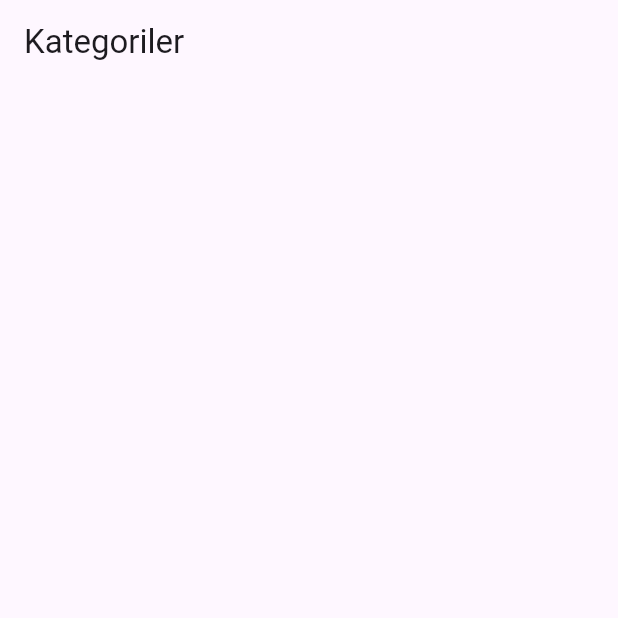
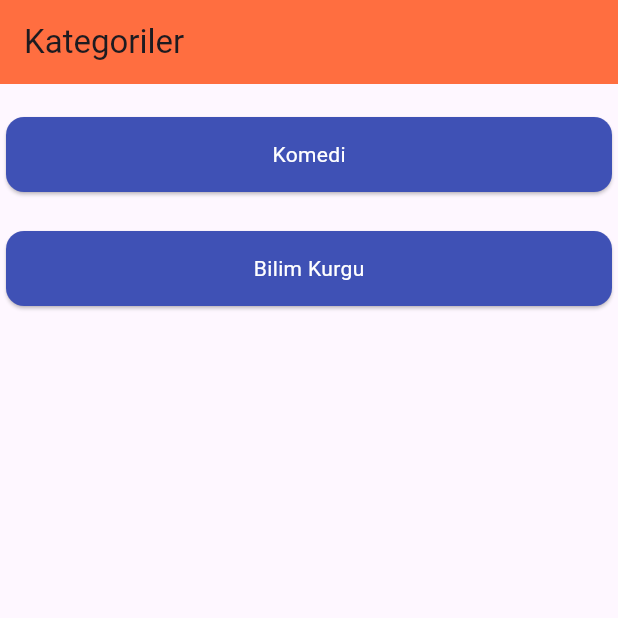
Before and after one commit to GurbetKasbas/SQlite_filmler_uygulamasi, a Flutter app: the screen it shows after launch, on a phone screen of 412 x 824 dp, the top half of it. Run offline on Flutter 3.47's test engine with Material 3 defaults, Android fonts, the phone set to English and light mode, and no system bars.

Commit message:
Anasayfa arayüzünü ekle

```diff
--- a/lib/screens/anasayfa.dart
+++ b/lib/screens/anasayfa.dart
@@ -1,4 +1,7 @@
+import 'package:film_uygulamasi/screens/filmlerSayfa.dart';
 import 'package:flutter/material.dart';
+
+import '../Kategoriler.dart';
 
 class Anasayfa extends StatefulWidget {
   const Anasayfa({super.key});
@@ -8,20 +11,68 @@ class Anasayfa extends StatefulWidget {
 }
 
 class _AnasayfaState extends State<Anasayfa> {
+
+//Kategoriler sınıfından nesne veren bir liste verir bu method
+Future<List<Kategoriler>> tumKategorileriGoster() async{
+  var kategoriListesi = <Kategoriler>[];
+
+  var k1 = Kategoriler(1, "Komedi");
+   var k2 = Kategoriler(2, "Bilim Kurgu");
+
+   kategoriListesi.add(k1);
+   kategoriListesi.add(k2);
+
+   return kategoriListesi;
+}
+
+
   @override
   Widget build(BuildContext context) {
     return  Scaffold(
       appBar: AppBar(
+        backgroundColor: Colors.deepOrangeAccent,
         title: Text("Kategoriler"),
       ),
-      body: Center(
-          child: Column(
-            mainAxisAlignment: MainAxisAlignment.spaceEvenly,
-            children: [
+      body: FutureBuilder <List<Kategoriler>>(
+        future: tumKategorileriGoster(),
+        builder: (context,snapshot){
+          //Bu future yapısı bize içerinde kategoriler nesnesi olan bir liste döndürür.
+          //Bu liste dolu mu boş mu kontrolu
 
-            ],
-          ),
-        )
+          if(snapshot.hasData){
+            var kategoriListesi = snapshot.data;
+            return ListView.builder(
+              itemCount: kategoriListesi!.length,
+              itemBuilder: (context ,index){
+                var kategori = kategoriListesi[index];
+                return GestureDetector(
+                  onTap: () {
+                    Navigator.push(context, MaterialPageRoute(builder: (context)=> FilmlerSayfa()));
+                  },
+                  child: Padding(
+                    padding: const EdgeInsets.only(top:18.0),
+                    child: Card(
+                      color: Colors.indigo,
+                      child: SizedBox(
+                        height: 50,
+                        child: Row(
+                          mainAxisAlignment: MainAxisAlignment.center,
+                          children: [
+                            Text(kategori.kategori_ad, style: TextStyle(color:Colors.white),),
+                          ],
+                        ),
+                      ),
+                    ),
+                  ),
+                );
+              }
+
+              );
+          }else{
+            return Text("Veri Alınamadı.");
+          }
+        }
+        ),
     );
   }
 }
```
